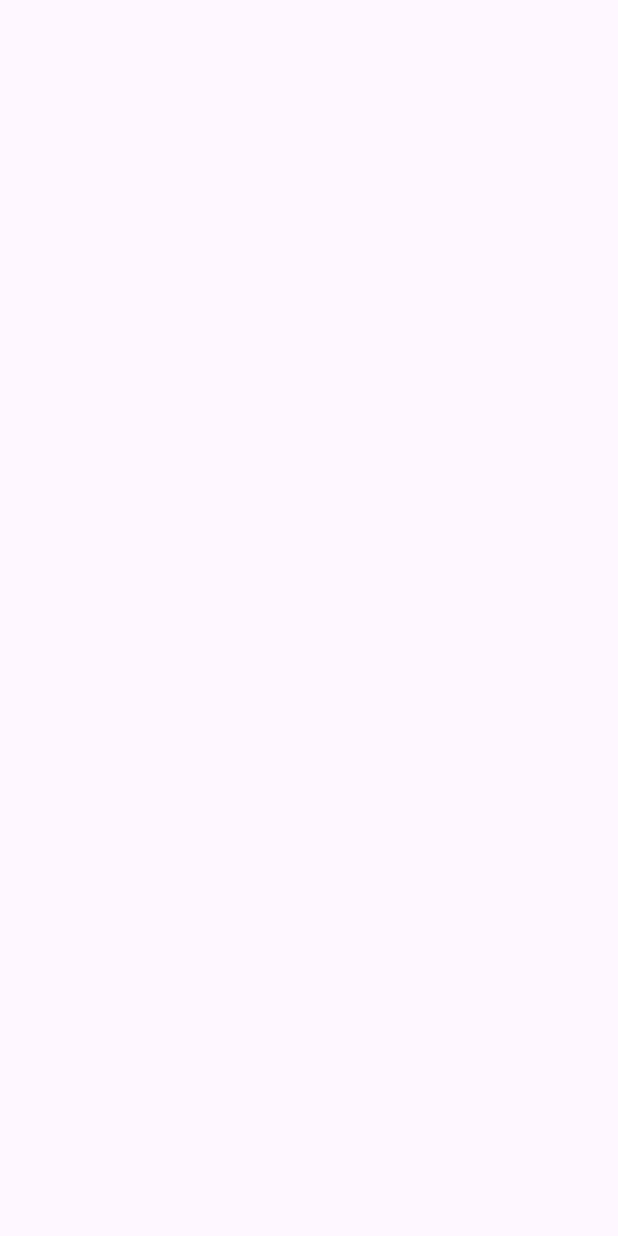
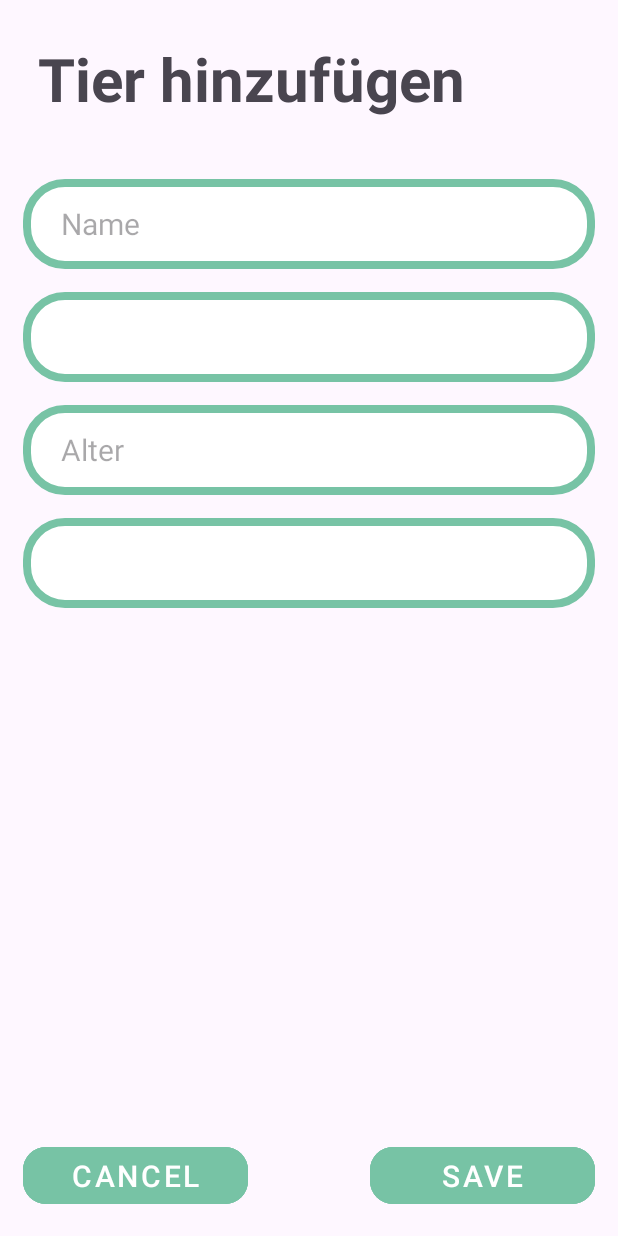
Before and after one commit to jakemoes/Pet-Tracker, an Android app: the AddAnimal screen opened directly, with no data from a screen before it, on a phone screen of 412 x 824 dp. Before the commit the screen is empty. Run offline under Robolectric (Android 15) with nearby library versions, the light colour scheme and no system bars.

Commit message:
03.2 finish the layout of add animal

```diff
--- /dev/null
+++ b/src/app/src/main/res/drawable/input_field.xml
@@ -0,0 +1,13 @@
+<?xml version="1.0" encoding="utf-8"?>
+<shape xmlns:android="http://schemas.android.com/apk/res/android">
+    <solid android:color="@android:color/white" />
+    <stroke
+        android:width="5dp"
+        android:color="@color/main" />
+    <corners android:radius="25dp" />
+    <padding
+        android:left="10dp"
+        android:top="10dp"
+        android:right="10dp"
+        android:bottom="10dp" />
+</shape>
--- a/src/app/src/main/res/layout/activity_add_animal.xml
+++ b/src/app/src/main/res/layout/activity_add_animal.xml
@@ -1,4 +1,5 @@
 <?xml version="1.0" encoding="utf-8"?>
+<!--Authors: Jakob Mösenbacher, Franziska Kaßler-->
 <androidx.constraintlayout.widget.ConstraintLayout xmlns:android="http://schemas.android.com/apk/res/android"
     xmlns:app="http://schemas.android.com/apk/res-auto"
     xmlns:tools="http://schemas.android.com/tools"
@@ -7,4 +8,112 @@
     android:layout_height="match_parent"
     tools:context=".AddAnimal">
 
+    <!--Heading-->
+    <TextView
+        android:id="@+id/tv_heading"
+        android:layout_width="wrap_content"
+        android:layout_height="wrap_content"
+        android:text="Tier hinzufügen"
+        app:layout_constraintStart_toStartOf="parent"
+        app:layout_constraintTop_toTopOf="parent"
+        android:layout_marginLeft="25dp"
+        android:layout_marginTop="25dp"
+        android:textSize="40sp"
+        android:textStyle="bold"
+        app:layout_goneMarginTop="20dp"
+        />
+
+    <!--CatName-->
+    <EditText
+        android:id="@+id/pt_catName"
+        android:layout_width="match_parent"
+        android:layout_height="60dp"
+        android:paddingHorizontal="25dp"
+        android:hint="Name"
+        android:paddingStart="25dp"
+        android:background="@drawable/input_field"
+        android:textColor="@android:color/black"
+        android:textSize="20sp"
+        app:layout_constraintTop_toBottomOf="@+id/tv_heading"
+        android:layout_marginTop="40dp"
+        android:layout_marginHorizontal="15dp"
+        />
+
+    <!--Drop Down Emoji-->
+    <Spinner
+        android:id="@+id/sd_emoji"
+        android:layout_width="match_parent"
+        android:layout_height="60dp"
+        android:layout_margin="15dp"
+        android:background="@drawable/input_field"
+        android:paddingHorizontal="25dp"
+        app:layout_constraintTop_toBottomOf="@+id/pt_catName"
+        />
+
+    <!--Age-->
+    <EditText
+        android:id="@+id/pt_catAge"
+        android:layout_width="match_parent"
+        android:layout_height="60dp"
+        android:paddingHorizontal="25dp"
+        android:hint="Alter"
+        android:paddingStart="25dp"
+        android:background="@drawable/input_field"
+        android:textColor="@android:color/black"
+        android:textSize="20sp"
+        app:layout_constraintTop_toBottomOf="@+id/sd_emoji"
+        android:layout_margin="15dp"
+        />
+
+    <!--Drop Down Kind of Animal-->
+    <Spinner
+        android:id="@+id/sd_Animal"
+        android:layout_width="match_parent"
+        android:layout_height="60dp"
+        android:layout_margin="15dp"
+        android:background="@drawable/input_field"
+        android:paddingHorizontal="25dp"
+        app:layout_constraintTop_toBottomOf="@+id/pt_catAge"
+        />
+
+
+    <!--Save Button-->
+    <com.google.android.material.button.MaterialButton
+        android:id="@+id/btn_save"
+        style="@style/Widget.MaterialComponents.Button.OutlinedButton"
+        app:layout_constraintBottom_toBottomOf="parent"
+        app:layout_constraintEnd_toEndOf="parent"
+        android:layout_width="150dp"
+        android:layout_height="50dp"
+        android:layout_marginHorizontal="15dp"
+        android:layout_marginTop="25dp"
+        android:layout_marginBottom="15dp"
+        android:text="Save"
+        android:textSize="20sp"
+        android:textColor="@color/white"
+        app:iconSize="40dp"
+        app:cornerRadius="15dp"
+        app:strokeColor="@color/main"
+        android:backgroundTint="@color/main"/>
+
+    <!--Cancel Button-->
+    <com.google.android.material.button.MaterialButton
+        android:id="@+id/btn_btn_cancel"
+        style="@style/Widget.MaterialComponents.Button.OutlinedButton"
+        app:layout_constraintBottom_toBottomOf="parent"
+        app:layout_constraintStart_toStartOf="parent"
+        android:layout_width="150dp"
+        android:layout_height="50dp"
+        android:layout_marginHorizontal="15dp"
+        android:layout_marginTop="25dp"
+        android:layout_marginBottom="15dp"
+        android:text="Cancel"
+        android:textSize="20sp"
+        android:textColor="@color/white"
+        app:iconSize="40dp"
+        app:cornerRadius="15dp"
+        app:strokeColor="@color/main"
+        android:backgroundTint="@color/main"/>
+
+
 </androidx.constraintlayout.widget.ConstraintLayout>
```
Also changed, not shown: src/app/src/main/res/drawable/dropdown.xml (added, +13 -0 lines), src/app/src/main/res/layout/spinner_item.xml (added, +74 -0 lines), src/app/src/main/res/values/strings.xml (+7 -0 lines).
